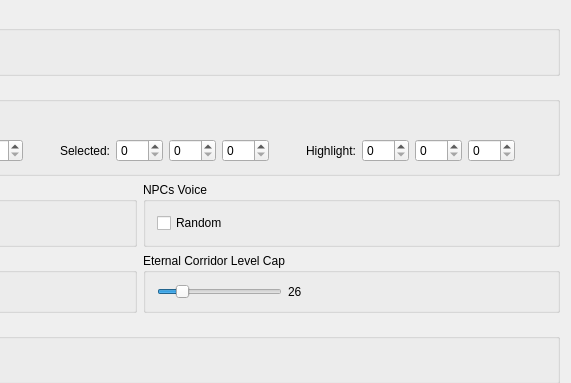
First picture: the form in src/FrontendQt/MiscWidget.ui, repository Meos4/Jade-Cocoon-Randomizer, before the edit; both pictures show x 291 to 862 and y 0 to 383 of the 862 by 600 pixel window.
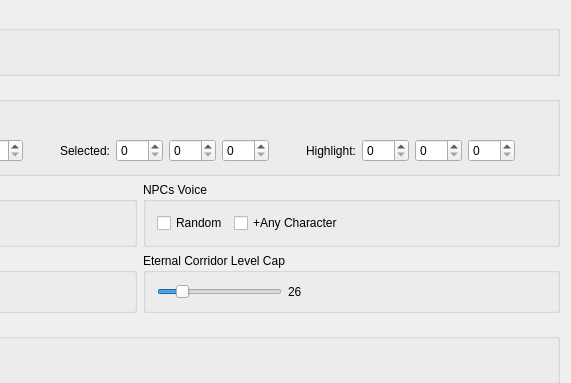
Second picture: the form after the edit.

Commit message: Randomize only the voices of the same character by default

```diff
--- a/src/FrontendQt/MiscWidget.ui
+++ b/src/FrontendQt/MiscWidget.ui
@@ -266,14 +266,21 @@
        <property name="title">
         <string>NPCs Voice</string>
        </property>
-       <layout class="QVBoxLayout" name="verticalLayout_3">
-        <item>
+       <layout class="QFormLayout" name="formLayout_npcsVoice">
+        <item row="0" column="0">
          <widget class="QCheckBox" name="npcsVoiceRandom">
           <property name="text">
            <string>Random</string>
           </property>
          </widget>
         </item>
+        <item row="0" column="1">
+         <widget class="QCheckBox" name="npcsVoiceAnyCharacter">
+          <property name="text">
+           <string>+Any Character</string>
+          </property>
+         </widget>
+        </item>
        </layout>
       </widget>
      </item>
```
The commit also changes 5 other files.
